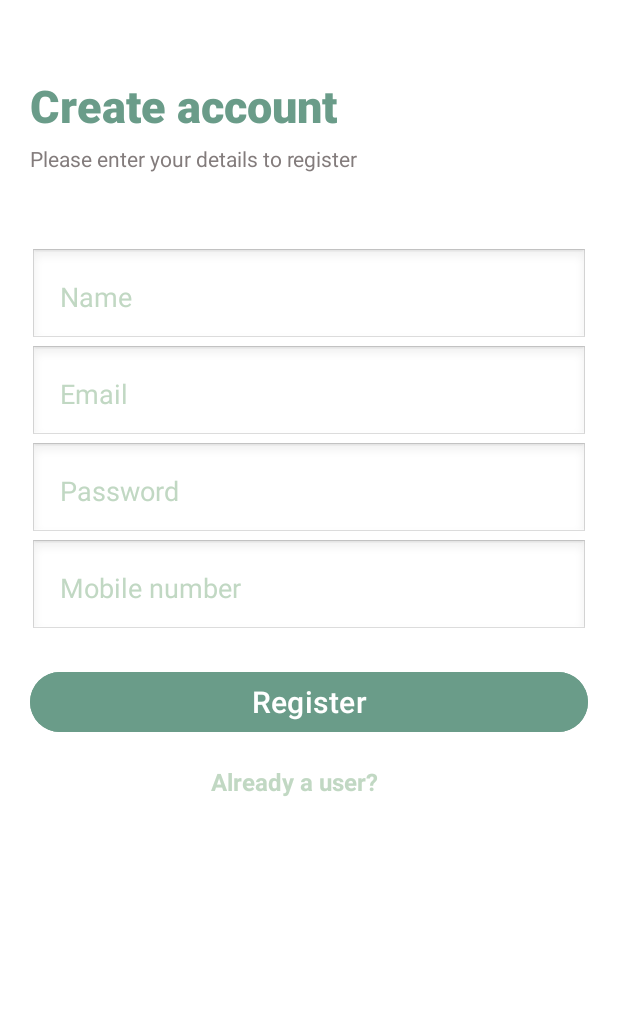
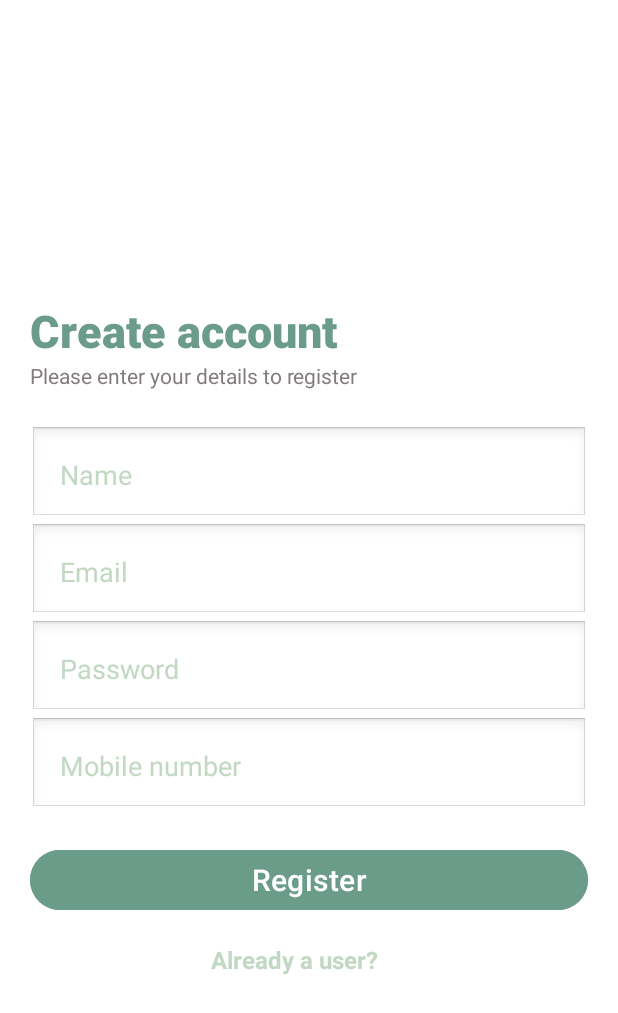
Before and after one commit to basanthaider/NewsPlus, an Android app: the screen it shows after launch (RegisterActivity), after a tap on "Register", on a phone screen of 412 x 824 dp. Shown: the top 1013 px of the screen. Run offline under Robolectric (Android 15) with nearby library versions, the phone set to English and light mode, and no system bars; our stand-ins replace Firebase (no records; nobody signed in at launch, a user with empty details on screens opened directly).

Commit message:
Code Refactoring

```diff
--- a/app/src/main/java/com/example/newsapp/adapters/FavoritesAdapter.kt
+++ b/app/src/main/java/com/example/newsapp/adapters/FavoritesAdapter.kt
@@ -1,8 +1,6 @@
 package com.example.newsapp.adapters
 
 
-import android.app.Activity
-import android.content.Context
 import android.content.Intent
 import android.view.LayoutInflater
 import android.view.ViewGroup
@@ -47,7 +45,7 @@ class FavoritesAdapter(
             description.text = article.description
             Glide.with(imageview.context)
                 .load(article.imgUrl)
-                .error(R.drawable.broken_image)
+                .error(R.drawable.error_img)
                 .transition(DrawableTransitionOptions.withCrossFade(1000))
                 .into(imageview)
 
--- a/app/src/main/java/com/example/newsapp/ui/fragments/FavoritesFragment.kt
+++ b/app/src/main/java/com/example/newsapp/ui/fragments/FavoritesFragment.kt
@@ -2,13 +2,12 @@ package com.example.newsapp.ui.fragments
 
 import android.os.Bundle
 import android.util.Log
-import androidx.fragment.app.Fragment
 import android.view.LayoutInflater
 import android.view.View
 import android.view.ViewGroup
+import androidx.fragment.app.Fragment
 import androidx.recyclerview.widget.LinearLayoutManager
 import androidx.recyclerview.widget.RecyclerView
-import com.example.newsapp.R
 import com.example.newsapp.adapters.FavoritesAdapter
 import com.example.newsapp.databinding.FragmentFavoritesBinding
 import com.example.newsapp.models.Article
--- a/app/src/main/java/com/example/newsapp/ui/fragments/SettingsFragment.kt
+++ b/app/src/main/java/com/example/newsapp/ui/fragments/SettingsFragment.kt
@@ -3,7 +3,6 @@ package com.example.newsapp.ui.fragments
 import android.content.Intent
 import android.content.SharedPreferences
 import android.os.Bundle
-import android.util.Log
 import android.view.LayoutInflater
 import android.view.View
 import android.view.ViewGroup
--- a/app/src/main/res/layout/activity_register.xml
+++ b/app/src/main/res/layout/activity_register.xml
@@ -1,63 +1,66 @@
 <?xml version="1.0" encoding="utf-8"?>
 <androidx.constraintlayout.widget.ConstraintLayout xmlns:android="http://schemas.android.com/apk/res/android"
+    xmlns:app="http://schemas.android.com/apk/res-auto"
+    xmlns:tools="http://schemas.android.com/tools"
     android:layout_width="match_parent"
     android:layout_height="match_parent"
-    xmlns:app="http://schemas.android.com/apk/res-auto"
-    xmlns:tools="http://schemas.android.com/tools"
+    android:background="@color/white"
     android:orientation="vertical"
-    tools:context=".ui.RegisterActivity"
-    android:background="@color/white">
+    tools:context=".ui.RegisterActivity">
+
     <TextView
+        android:id="@+id/create"
         android:layout_width="match_parent"
         android:layout_height="wrap_content"
+        android:layout_marginStart="20dp"
+        android:layout_marginTop="50dp"
+        android:fontFamily="sans-serif-black"
+        android:paddingTop="200dp"
         android:text="Create account"
-        app:layout_constraintTop_toTopOf="parent"
-        android:layout_marginTop="50dp"
+        android:textColor="@color/meintGreen"
         android:textSize="30dp"
-        android:layout_marginStart="20dp"
-        android:id="@+id/create"
-        android:fontFamily="sans-serif-black"
-        android:textColor="@color/meintGreen"
         android:textStyle="bold"
-        />
+        app:layout_constraintBottom_toTopOf="@+id/please" />
+
     <TextView
         android:id="@+id/please"
-        android:textColor="#837C7C"
-        android:layout_marginTop="5dp"
-        app:layout_constraintStart_toStartOf="@id/create"
         android:layout_width="wrap_content"
         android:layout_height="wrap_content"
+        android:layout_marginTop="5dp"
+        android:paddingBottom="24dp"
         android:text="Please enter your details to register"
-        app:layout_constraintTop_toBottomOf="@id/create"
-        />
+        android:textColor="#837C7C"
+        app:layout_constraintBottom_toTopOf="@id/name"
+        app:layout_constraintStart_toStartOf="@id/create" />
+
     <EditText
+        android:id="@+id/name"
         android:layout_width="match_parent"
         android:layout_height="wrap_content"
-        android:hint="Name"
-        android:textColorHint="@color/lightMeintGreen"
         android:layout_marginStart="20dp"
-        android:layout_marginTop="50dp"
         android:layout_marginEnd="20dp"
         android:background="@android:drawable/edit_text"
+        android:hint="Name"
         android:padding="20dp"
+        android:textColor="@color/meintGreen"
+        android:textColorHint="@color/lightMeintGreen"
         app:layout_constraintTop_toBottomOf="@+id/please"
-        android:id="@+id/name"
-        android:textColor="@color/meintGreen"
 
         />
+
     <EditText
         android:id="@+id/email"
         android:layout_width="match_parent"
         android:layout_height="wrap_content"
         android:layout_marginStart="20dp"
-        android:textColorHint="@color/lightMeintGreen"
         android:layout_marginEnd="20dp"
         android:background="@android:drawable/edit_text"
         android:hint="Email"
         android:padding="20dp"
-        app:layout_constraintTop_toBottomOf="@+id/name"
         android:textColor="@color/meintGreen"
-        />
+        android:textColorHint="@color/lightMeintGreen"
+        app:layout_constraintTop_toBottomOf="@+id/name" />
+
     <EditText
         android:id="@+id/pass"
         android:layout_width="match_parent"
@@ -67,10 +70,10 @@
         android:background="@android:drawable/edit_text"
         android:hint="Password"
         android:padding="20dp"
+        android:textColor="@color/meintGreen"
         android:textColorHint="@color/lightMeintGreen"
-        app:layout_constraintTop_toBottomOf="@id/email"
-        android:textColor="@color/meintGreen"
-        />
+        app:layout_constraintTop_toBottomOf="@id/email" />
+
     <EditText
         android:id="@+id/number"
         android:layout_width="match_parent"
@@ -80,49 +83,48 @@
         android:background="@android:drawable/edit_text"
         android:hint="Mobile number"
         android:padding="20dp"
+        android:textColor="@color/meintGreen"
+        android:textColorHint="@color/lightMeintGreen"
         app:layout_constraintTop_toBottomOf="@id/pass"
-        android:textColorHint="@color/lightMeintGreen"
-        android:textColor="@color/meintGreen"
 
         />
 
     <Button
-        android:text="Register"
-        android:layout_marginTop="20dp"
-        app:layout_constraintStart_toStartOf="@id/number"
-        app:layout_constraintEnd_toEndOf="@id/number"
+        android:id="@+id/btnRegister"
         android:layout_width="0dp"
         android:layout_height="wrap_content"
-        app:layout_constraintTop_toBottomOf="@+id/number"
+        android:layout_marginTop="20dp"
+        android:backgroundTint="@color/meintGreen"
+        android:text="Register"
+        android:textColor="@color/white"
         android:textSize="20dp"
-        android:id="@+id/btnRegister"
-        android:backgroundTint="@color/meintGreen"
-        android:textColor="@color/white"
-        />
+        app:layout_constraintEnd_toEndOf="@id/number"
+        app:layout_constraintStart_toStartOf="@id/number"
+        app:layout_constraintTop_toBottomOf="@+id/number" />
+
     <TextView
         android:id="@+id/aUser"
         android:layout_width="wrap_content"
         android:layout_height="wrap_content"
+        android:layout_gravity="center"
         android:layout_marginTop="10dp"
         android:layout_marginEnd="20dp"
+        android:padding="8dp"
         android:text="Already a user?"
         android:textColor="@color/lightMeintGreen"
         android:textSize="16sp"
-        android:layout_gravity="center"
-        android:padding="8dp"
         android:textStyle="bold"
-        app:layout_constraintTop_toBottomOf="@id/btnRegister"
         app:layout_constraintEnd_toEndOf="parent"
         app:layout_constraintStart_toStartOf="parent"
-        />
+        app:layout_constraintTop_toBottomOf="@id/btnRegister" />
+
     <ProgressBar
+        android:id="@+id/progress"
         android:layout_width="wrap_content"
         android:layout_height="wrap_content"
-        app:layout_constraintTop_toBottomOf="@id/aUser"
+        android:visibility="gone"
+        app:layout_constraintEnd_toEndOf="parent"
         app:layout_constraintStart_toStartOf="parent"
-        app:layout_constraintEnd_toEndOf="parent"
-        android:visibility="gone"
-        android:id="@+id/progress"
-        />
+        app:layout_constraintTop_toBottomOf="@id/aUser" />
 
 </androidx.constraintlayout.widget.ConstraintLayout>
--- a/app/src/main/res/layout/fragment_favorites.xml
+++ b/app/src/main/res/layout/fragment_favorites.xml
@@ -30,7 +30,7 @@
         android:layout_marginTop="70dp"
         android:layout_marginEnd="8dp"
         android:clipToPadding="false"
-        android:paddingBottom="50dp"
+        android:paddingBottom="100dp"
         app:layout_constraintBottom_toBottomOf="parent"
         app:layout_constraintEnd_toEndOf="parent"
         app:layout_constraintStart_toStartOf="parent"
```
Also changed, not shown: app/src/main/res/layout/activity_login.xml (+36 -34 lines).
